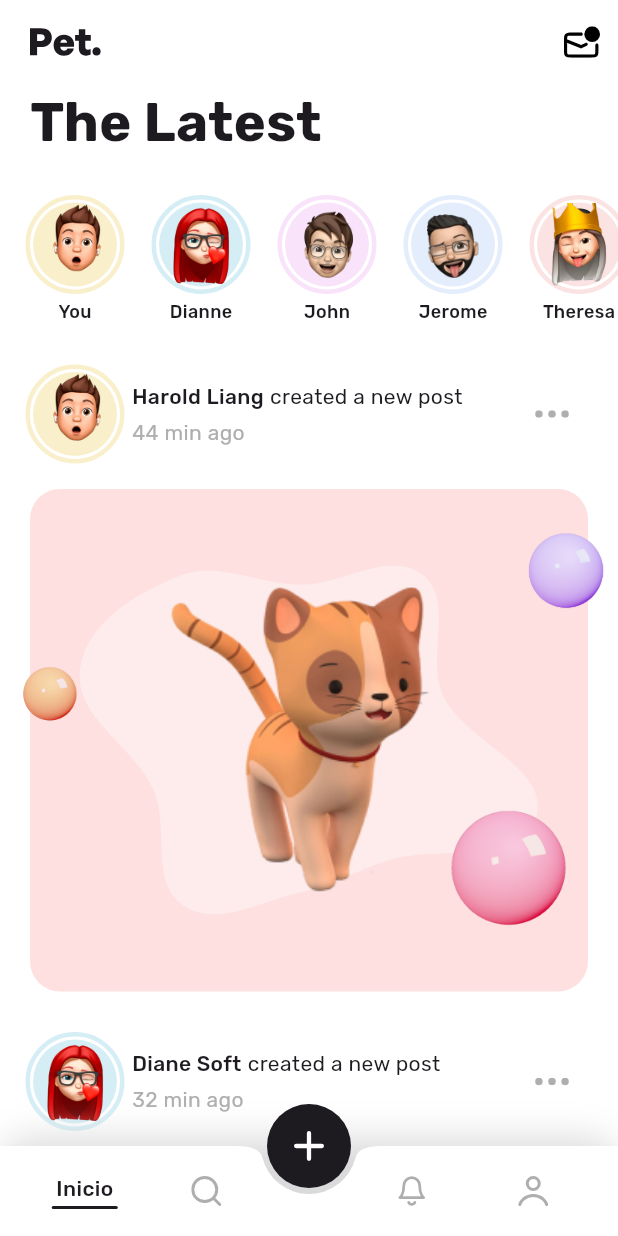
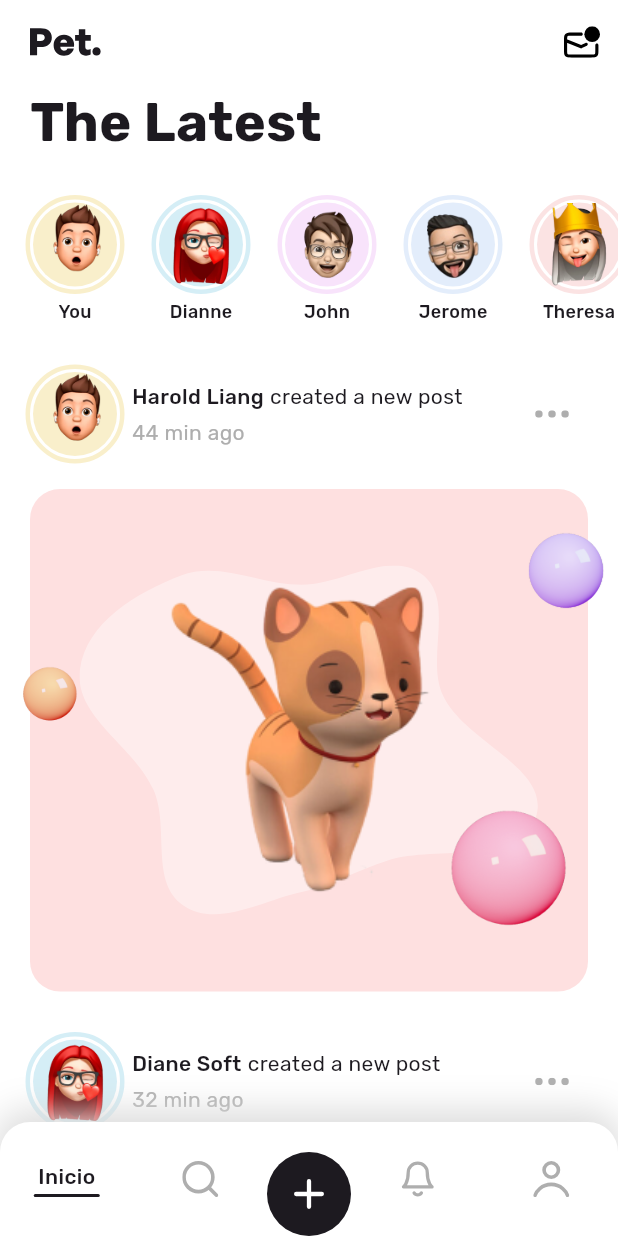
Before and after one commit to yhonchisdev/pets_app, a Flutter app: the screen it shows after launch, on a phone screen of 412 x 824 dp. Run offline on Flutter 3.47's test engine with Material 3 defaults, Android fonts, the phone set to English and light mode, and no system bars; our stand-ins replace flutter_svg.

Commit message:
feat: add circular menu with customizable items and replace floating action button

```diff
--- a/lib/main.dart
+++ b/lib/main.dart
@@ -1,8 +1,9 @@
+import 'dart:math';
 import 'package:flutter/material.dart';
-import 'package:flutter_svg/svg.dart';
 import 'package:pet_app/data/posts_data.dart';
 import 'package:pet_app/entities/post_entity.dart';
-import 'package:pet_app/theme/theme.dart';
+import 'package:pet_app/widgets/circular_menu.dart';
+import 'package:pet_app/widgets/circular_menu_item.dart';
 import 'package:pet_app/widgets/custom_app_bar.dart';
 import 'package:pet_app/widgets/custom_bottom_app_bar.dart';
 import 'package:pet_app/widgets/post.dart';
@@ -38,21 +39,30 @@ class MyApp extends StatelessWidget {
               Stories(),
               ...posts.map((PostEntity post) {
                 return Post(post: post);
-              })
+              }),
             ],
           ),
         ),
         bottomNavigationBar: CustomBottomAppBar(),
-        floatingActionButton: FloatingActionButton(
-          onPressed: () {},
-          backgroundColor: ThemeColors.eerieBlack,
-          shape: CircleBorder(),
-          elevation: 0,
-          highlightElevation: 0,
-          child: SvgPicture.asset('assets/icons/plus.svg',
-              width: 20,
-              height: 20,
-              colorFilter: ColorFilter.mode(Colors.white, BlendMode.srcIn)),
+        floatingActionButton: CircularMenu(
+          assetIcon: 'assets/icons/plus.svg',
+          radius: 60,
+          startingAngleInRadian: 1.25 * pi,
+          endingAngleInRadian: 1.75 * pi,
+          items: [
+            CircularMenuItem(
+              onPressed: () {},
+              assetIcon: 'assets/icons/email.svg',
+            ),
+            CircularMenuItem(
+              onPressed: () {},
+              assetIcon: 'assets/icons/plus.svg',
+            ),
+            CircularMenuItem(
+              onPressed: () {},
+              assetIcon: 'assets/icons/bell.svg',
+            )
+          ],
         ),
         floatingActionButtonLocation: FloatingActionButtonLocation.centerDocked,
       ),
--- /dev/null
+++ b/lib/widgets/circular_menu.dart
@@ -0,0 +1,201 @@
+import 'dart:math' as math;
+import 'package:flutter/material.dart';
+import 'package:flutter_svg/svg.dart';
+import 'package:pet_app/theme/theme.dart';
+import 'package:pet_app/widgets/circular_menu_item.dart';
+
+class CircularMenu extends StatefulWidget {
+  final String assetIcon;
+  final List<CircularMenuItem> items;
+  final AlignmentGeometry alignment;
+  final double radius;
+  final double? startingAngleInRadian;
+  final double? endingAngleInRadian;
+
+  const CircularMenu({
+    super.key,
+    required this.assetIcon,
+    required this.items,
+    this.alignment = Alignment.bottomCenter,
+    this.radius = 100,
+    this.startingAngleInRadian,
+    this.endingAngleInRadian,
+  });
+
+  @override
+  _CircularMenuState createState() => _CircularMenuState();
+}
+
+class _CircularMenuState extends State<CircularMenu>
+    with SingleTickerProviderStateMixin {
+  late AnimationController _animationController;
+  double? _completeAngle;
+  late double _initialAngle;
+  double? _endAngle;
+  double? _startAngle;
+  late int _itemsCount;
+  late Animation<double> _animation;
+
+  void forwardAnimation() {
+    _animationController.forward();
+  }
+
+  void reverseAnimation() {
+    _animationController.reverse();
+  }
+
+  @override
+  void initState() {
+    _configure();
+    _animationController = AnimationController(
+      vsync: this,
+      duration: const Duration(milliseconds: 500),
+    )..addListener(() {
+        setState(() {});
+      });
+    _animation = Tween(begin: 0.0, end: 1.0).animate(
+      CurvedAnimation(
+          parent: _animationController,
+          curve: Curves.bounceOut,
+          reverseCurve: Curves.fastOutSlowIn),
+    );
+    _itemsCount = widget.items.length;
+    super.initState();
+  }
+
+  @override
+  void dispose() {
+    _animationController.dispose();
+    super.dispose();
+  }
+
+  void _configure() {
+    if (widget.startingAngleInRadian != null ||
+        widget.endingAngleInRadian != null) {
+      if (widget.startingAngleInRadian == null) {
+        throw ('startingAngleInRadian can not be null');
+      }
+      if (widget.endingAngleInRadian == null) {
+        throw ('endingAngleInRadian can not be null');
+      }
+      if (widget.startingAngleInRadian! < 0) {
+        throw 'startingAngleInRadian has to be in clockwise radian';
+      }
+      if (widget.endingAngleInRadian! < 0) {
+        throw 'endingAngleInRadian has to be in clockwise radian';
+      }
+      _startAngle = (widget.startingAngleInRadian! / math.pi) % 2;
+      _endAngle = (widget.endingAngleInRadian! / math.pi) % 2;
+      if (_endAngle! < _startAngle!) {
+        throw 'startingAngleInRadian can not be greater than endingAngleInRadian';
+      }
+      _completeAngle = _startAngle == _endAngle
+          ? 2 * math.pi
+          : (_endAngle! - _startAngle!) * math.pi;
+      _initialAngle = _startAngle! * math.pi;
+    } else {
+      switch (widget.alignment) {
+        case Alignment.bottomCenter:
+          _completeAngle = 1 * math.pi;
+          _initialAngle = 1 * math.pi;
+          break;
+        case Alignment.topCenter:
+          _completeAngle = 1 * math.pi;
+          _initialAngle = 0 * math.pi;
+          break;
+        case Alignment.centerLeft:
+          _completeAngle = 1 * math.pi;
+          _initialAngle = 1.5 * math.pi;
+          break;
+        case Alignment.centerRight:
+          _completeAngle = 1 * math.pi;
+          _initialAngle = 0.5 * math.pi;
+          break;
+        case Alignment.center:
+          _completeAngle = 2 * math.pi;
+          _initialAngle = 0 * math.pi;
+          break;
+        case Alignment.bottomRight:
+          _completeAngle = 0.5 * math.pi;
+          _initialAngle = 1 * math.pi;
+          break;
+        case Alignment.bottomLeft:
+          _completeAngle = 0.5 * math.pi;
+          _initialAngle = 1.5 * math.pi;
+          break;
+        case Alignment.topLeft:
+          _completeAngle = 0.5 * math.pi;
+          _initialAngle = 0 * math.pi;
+          break;
+        case Alignment.topRight:
+          _completeAngle = 0.5 * math.pi;
+          _initialAngle = 0.5 * math.pi;
+          break;
+        default:
+          throw 'startingAngleInRadian and endingAngleInRadian can not be null';
+      }
+    }
+  }
+
+  void _toggle() {
+    _animationController.status == AnimationStatus.dismissed
+        ? (_animationController).forward()
+        : (_animationController).reverse();
+  }
+
+  @override
+  Widget build(BuildContext context) {
+    return Stack(
+      fit: StackFit.expand,
+      children: [
+        ..._buildOptions(),
+        Positioned.fill(
+          child: Align(
+            alignment: widget.alignment,
+            child: FloatingActionButton(
+              onPressed: _toggle,
+              backgroundColor: ThemeColors.eerieBlack,
+              shape: CircleBorder(),
+              elevation: 0,
+              highlightElevation: 0,
+              child: SvgPicture.asset(widget.assetIcon,
+                  width: 20,
+                  height: 20,
+                  colorFilter: ColorFilter.mode(Colors.white, BlendMode.srcIn)),
+            ),
+          ),
+        ),
+      ],
+    );
+  }
+
+  List<Widget> _buildOptions() {
+    List<Widget> items = [];
+    widget.items.asMap().forEach((index, item) {
+      items.add(
+        Positioned.fill(
+          child: Align(
+            alignment: widget.alignment,
+            child: Transform.translate(
+              offset: Offset.fromDirection(
+                  _completeAngle == (2 * math.pi)
+                      ? (_initialAngle +
+                          (_completeAngle! / (_itemsCount)) * index)
+                      : (_initialAngle +
+                          (_completeAngle! / (_itemsCount - 1)) * index),
+                  _animation.value * widget.radius),
+              child: Transform.scale(
+                scale: _animation.value,
+                child: Transform.rotate(
+                  angle: _animation.value * (math.pi * 2),
+                  child: item,
+                ),
+              ),
+            ),
+          ),
+        ),
+      );
+    });
+    return items;
+  }
+}
--- a/lib/widgets/custom_bottom_app_bar.dart
+++ b/lib/widgets/custom_bottom_app_bar.dart
@@ -8,19 +8,18 @@ class CustomBottomAppBar extends StatelessWidget {
   @override
   Widget build(BuildContext context) {
     return Container(
+      height: kBottomNavigationBarHeight + 20,
       decoration: BoxDecoration(
+          color: Colors.white,
           boxShadow: [
             BoxShadow(
                 color: ThemeColors.gainsboro,
                 offset: Offset(0, -5),
+                spreadRadius: 2,
                 blurRadius: 20)
           ],
           borderRadius: BorderRadius.only(
               topLeft: Radius.circular(20), topRight: Radius.circular(20))),
-      child: BottomAppBar(
-        color: Colors.white,
-        shape: CircularNotchedRectangle(),
-        height: 60,
       child: Row(
         mainAxisAlignment: MainAxisAlignment.spaceBetween,
         children: [
@@ -38,11 +37,8 @@ class CustomBottomAppBar extends StatelessWidget {
               title: 'Notificacion',
               isActive: false),
           BottomBarItem(
-                icon: 'assets/icons/user.svg',
-                title: 'Usuario',
-                isActive: false),
+              icon: 'assets/icons/user.svg', title: 'Usuario', isActive: false),
         ],
-        ),
       ),
     );
   }
```
Also changed, not shown: lib/widgets/circular_menu_item.dart (added, +26 -0 lines), assets/screens/screen-1.png. Lines whose indentation alone changed are shown as unchanged.
